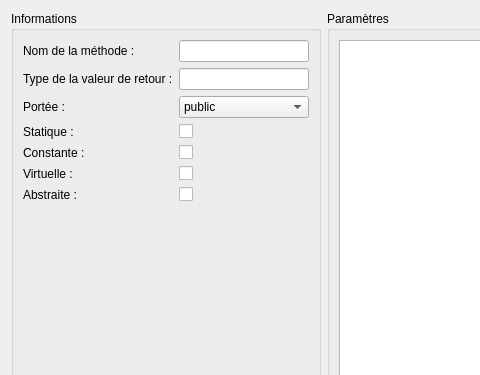
This is metacc/ui/methodview.ui in rovalette/metacc as Qt 5 draws it before an edit; both pictures show x 0 to 480 and y 0 to 375 of the 647 by 464 pixel window. The edited form follows.
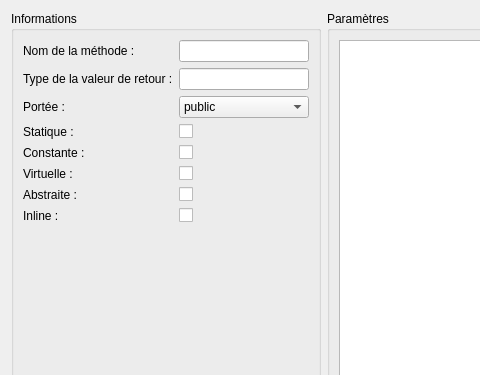
This is the edited form. Icons and pictures are not drawn.

Commit message: add inline method management

Diff of the .ui file:
```diff
--- a/metacc/ui/methodview.ui
+++ b/metacc/ui/methodview.ui
@@ -129,6 +129,20 @@
             </property>
            </widget>
           </item>
+          <item row="7" column="0">
+           <widget class="QLabel" name="label_8">
+            <property name="text">
+             <string>Inline :</string>
+            </property>
+           </widget>
+          </item>
+          <item row="7" column="1">
+           <widget class="QCheckBox" name="checkBox_Inline">
+            <property name="text">
+             <string/>
+            </property>
+           </widget>
+          </item>
          </layout>
         </item>
        </layout>
```
The commit also changes 4 other files.
